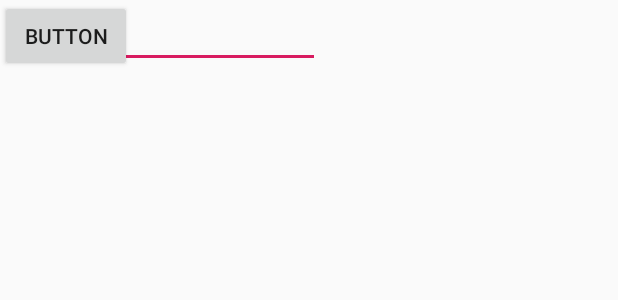
After one commit to digest0r/allatra-library, an Android app: the layout activity_pdf_viewer.xml on its own in the app's theme, with its tools: preview values and no code run, on a phone screen of 412 x 824 dp. The commit adds this screen. Shown: the top 300 px of the screen. Run offline under Robolectric (Android 15) with nearby library versions, the phone set to English and light mode, and no system bars.

Commit message:
Added new Pdfviewer activity.

```diff
--- a/app/build.gradle
+++ b/app/build.gradle
@@ -29,12 +29,13 @@ android {
 
 dependencies {
     implementation fileTree(dir: 'libs', include: ['*.jar'])
-    implementation"org.jetbrains.kotlin:kotlin-stdlib-jdk7:$kotlin_version"
+    implementation "org.jetbrains.kotlin:kotlin-stdlib-jdk7:$kotlin_version"
     implementation 'androidx.appcompat:appcompat:1.0.2'
     implementation 'androidx.core:core-ktx:1.0.2'
     implementation 'androidx.constraintlayout:constraintlayout:1.1.3'
     implementation 'com.google.android.material:material:1.0.0'
     implementation 'com.github.bumptech.glide:glide:4.7.1'
+    implementation 'com.github.barteksc:android-pdf-viewer:2.8.2'
     testImplementation 'junit:junit:4.12'
     androidTestImplementation 'androidx.test:runner:1.2.0'
     androidTestImplementation 'androidx.test.espresso:espresso-core:3.2.0'
--- a/app/src/main/AndroidManifest.xml
+++ b/app/src/main/AndroidManifest.xml
@@ -9,6 +9,8 @@
             android:roundIcon="@mipmap/ic_launcher_round"
             android:supportsRtl="true"
             android:theme="@style/AppTheme">
+        <activity android:name=".PdfViewerActivity">
+        </activity>
         <activity
                 android:name=".MainActivity"
                 android:label="@string/app_name"
--- /dev/null
+++ b/app/src/main/res/layout/activity_pdf_viewer.xml
@@ -0,0 +1,22 @@
+<?xml version="1.0" encoding="utf-8"?>
+<androidx.constraintlayout.widget.ConstraintLayout
+        xmlns:android="http://schemas.android.com/apk/res/android"
+        xmlns:tools="http://schemas.android.com/tools"
+        xmlns:app="http://schemas.android.com/apk/res-auto"
+        android:layout_width="match_parent"
+        android:layout_height="match_parent"
+        tools:context=".PdfViewerActivity">
+
+    <Button
+            android:text="Button"
+            android:layout_width="wrap_content"
+            android:layout_height="wrap_content" tools:layout_editor_absoluteY="105dp"
+            tools:layout_editor_absoluteX="140dp" android:id="@+id/button"/>
+    <EditText
+            android:layout_width="wrap_content"
+            android:layout_height="wrap_content"
+            android:inputType="textPersonName"
+            android:text="Name"
+            android:ems="10"
+            tools:layout_editor_absoluteY="34dp" tools:layout_editor_absoluteX="15dp" android:id="@+id/editText"/>
+</androidx.constraintlayout.widget.ConstraintLayout>
```
Also changed, not shown: app/src/main/java/org/allatra/wisdom/library/PdfViewerActivity.kt (added, +12 -0 lines), app/src/main/java/org/allatra/wisdom/library/adapter/BookListAdapter.kt (+10 -1 lines), app/src/main/java/org/allatra/wisdom/library/model/Book.kt (deleted, +0 -10 lines).
